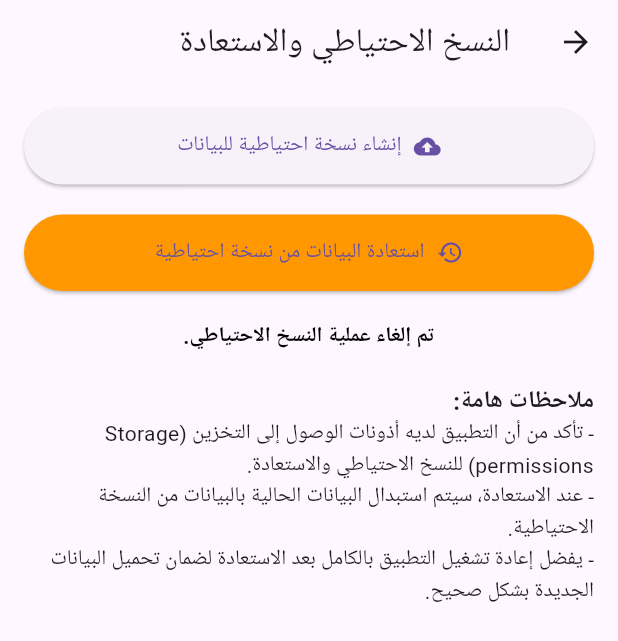
After one commit to palguy/My-Memory, a Flutter app: the BackupRestoreScreen screen opened directly, after a tap on "إنشاء نسخة احتياطية للبيانات", after a tap on "استعادة البيانات من نسخة احتياطية", on a phone screen of 412 x 824 dp. The commit adds this screen. Shown: the top 641 px of the screen. Run offline on Flutter 3.47's test engine with Material 3 defaults, Android fonts, the phone set to English and light mode, and no system bars; our stand-ins replace file_picker, google_sign_in, hive, hive_flutter, image_picker; missing offline and left inert: googleapis; accounts and stored records are empty.

Commit message:
7 commit add backup and restore DATA

```diff
--- a/lib/main.dart
+++ b/lib/main.dart
@@ -6,12 +6,26 @@ import 'package:my_memory/pages/home_screen.dart';
 import 'package:my_memory/pages/quiz_screen.dart';
 import 'package:my_memory/pages/view_saved_info_screen.dart';
 import 'models/memory_item.dart';
+import 'package:path_provider/path_provider.dart';
 
+late String hiveAppDirectory;
 void main() async {
   await Hive.initFlutter();
   Hive.registerAdapter(MemoryItemAdapter());
   await Hive.openBox<String>('categoriesBox'); // ⬅️ ضروري فتح box التصنيفات
   await Hive.openBox<MemoryItem>('memoryBox');
+  //  --    B A C K - UP -  DATA  --
+  WidgetsFlutterBinding.ensureInitialized();
+  // الحصول على مسار دليل المستندات للتطبيق
+  final appDocumentDir = await getApplicationDocumentsDirectory();
+  hiveAppDirectory = appDocumentDir.path; // حفظ المسار
+
+  // تهيئة Hive
+  // Hive.init(hiveAppDirectory); // Hive سيستخدم هذا الدليل
+  // Hive.registerAdapter(MemoryItemAdapter()); // تأكد من تسجيل المحول الخاص بك
+
+  // await Hive.openBox<MemoryItem>('memoryBox'); // افتح الصندوق
+
   runApp(const MyApp());
 }
 
--- /dev/null
+++ b/lib/pages/backup_restore_screen.dart
@@ -0,0 +1,242 @@
+// lib/pages/backup_restore_screen.dart
+import 'dart:io';
+import 'dart:typed_data'; // <--- أضف هذا الاستيراد
+import 'package:flutter/material.dart';
+import 'package:hive/hive.dart';
+import 'package:my_memory/models/memory_item.dart';
+import 'package:path/path.dart' as p;
+import 'package:path_provider/path_provider.dart';
+import 'package:file_picker/file_picker.dart';
+import 'package:archive/archive_io.dart';
+
+class BackupRestoreScreen extends StatefulWidget {
+  const BackupRestoreScreen({super.key});
+
+  @override
+  State<BackupRestoreScreen> createState() => _BackupRestoreScreenState();
+}
+
+class _BackupRestoreScreenState extends State<BackupRestoreScreen> {
+  String _message = '';
+
+  Future<String> _getHivePath() async {
+    final appDocumentDir = await getApplicationDocumentsDirectory();
+    return appDocumentDir.path;
+  }
+
+  // --- دالة النسخ الاحتياطي (Backup) ---
+  Future<void> _performBackup() async {
+    setState(() {
+      _message = 'جاري إنشاء النسخة الاحتياطية...';
+    });
+    try {
+      final hivePath = await _getHivePath();
+      final encoder = ZipFileEncoder();
+      final tempDir = await getTemporaryDirectory();
+      final zipFileName =
+          'HiveBackup_${DateTime.now().millisecondsSinceEpoch}.zip';
+      final zipFilePath = p.join(tempDir.path, zipFileName);
+
+      encoder.create(zipFilePath);
+
+      final hiveFiles =
+          await Directory(hivePath)
+              .list()
+              .where(
+                (item) =>
+                    item.path.endsWith('.hive') || item.path.endsWith('.lock'),
+              )
+              .toList();
+
+      if (hiveFiles.isEmpty) {
+        setState(() {
+          _message = 'لا توجد بيانات لحفظها في Hive.';
+        });
+        encoder.close();
+        return;
+      }
+
+      for (final file in hiveFiles) {
+        final fileName = p.basename(file.path);
+        encoder.addFile(File(file.path), fileName);
+      }
+
+      encoder.close(); // إغلاق ملف ZIP بعد إضافة جميع الملفات
+
+      // اقرأ محتويات ملف ZIP كبايتات
+      final Uint8List zipBytes = await File(zipFilePath).readAsBytes();
+
+      // السماح للمستخدم باختيار مكان حفظ ملف ZIP وتمرير البايتات مباشرةً
+      String? resultPath = await FilePicker.platform.saveFile(
+        dialogTitle: 'اختر مكانًا لحفظ النسخة الاحتياطية',
+        fileName: zipFileName, // اسم الملف المقترح
+        type: FileType.custom,
+        allowedExtensions: ['zip'],
+        bytes: zipBytes, // <--- تمرير البايتات هنا مباشرةً
+      );
+
+      // قم بحذف الملف المؤقت بعد أن يتم حفظه بواسطة FilePicker
+      await File(zipFilePath).delete();
+
+      if (resultPath == null) {
+        setState(() {
+          _message = 'تم إلغاء عملية النسخ الاحتياطي.';
+        });
+        return;
+      }
+
+      setState(() {
+        _message = '✅ تم إنشاء نسخة احتياطية بنجاح في: \n$resultPath';
+      });
+    } catch (e) {
+      setState(() {
+        _message = '❌ فشل إنشاء النسخة الاحتياطية: $e';
+      });
+      debugPrint('Backup error: $e');
+    }
+  }
+
+  // --- دالة الاستعادة (Restore) ---
+  Future<void> _performRestore() async {
+    setState(() {
+      _message = 'جاري استعادة البيانات...';
+    });
+    try {
+      String? selectedFilePath = await FilePicker.platform
+          .pickFiles(
+            type: FileType.custom,
+            allowedExtensions: ['zip'],
+            dialogTitle: 'اختر ملف النسخة الاحتياطية (.zip)',
+          )
+          .then((result) => result?.files.single.path);
+
+      if (selectedFilePath == null) {
+        setState(() {
+          _message = 'تم إلغاء عملية الاستعادة.';
+        });
+        return;
+      }
+
+      final hivePath = await _getHivePath();
+
+      await Hive.close();
+
+      final existingHiveFiles =
+          await Directory(hivePath)
+              .list()
+              .where(
+                (item) =>
+                    item.path.endsWith('.hive') || item.path.endsWith('.lock'),
+              )
+              .toList();
+      for (final file in existingHiveFiles) {
+        try {
+          await file.delete();
+        } catch (e) {
+          debugPrint('Could not delete existing Hive file ${file.path}: $e');
+        }
+      }
+
+      final bytes = File(selectedFilePath).readAsBytesSync();
+      final archive = ZipDecoder().decodeBytes(bytes);
+
+      for (final file in archive) {
+        final filename = file.name;
+        if (file.isFile) {
+          final data = file.content as List<int>;
+          File(p.join(hivePath, filename))
+            ..createSync(recursive: true)
+            ..writeAsBytesSync(data);
+        }
+      }
+
+      await Hive.openBox<MemoryItem>('memoryBox');
+
+      setState(() {
+        _message =
+            '✅ تم استعادة البيانات بنجاح. قد تحتاج إلى إعادة تشغيل التطبيق.';
+      });
+    } catch (e) {
+      setState(() {
+        _message = '❌ فشلت عملية الاستعادة: $e';
+      });
+      debugPrint('Restore error: $e');
+    }
+  }
+
+  @override
+  Widget build(BuildContext context) {
+    return Directionality(
+      textDirection: TextDirection.rtl,
+      child: Scaffold(
+        appBar: AppBar(
+          title: const Text('النسخ الاحتياطي والاستعادة'),
+          leading: IconButton(
+            icon: Icon(Icons.arrow_back),
+            onPressed: () {
+              Navigator.pushNamed(context, '/');
+            },
+          ),
+        ),
+        body: Padding(
+          padding: const EdgeInsets.all(16.0),
+          child: Column(
+            crossAxisAlignment: CrossAxisAlignment.stretch,
+            children: [
+              ElevatedButton.icon(
+                onPressed: _performBackup,
+                icon: const Icon(Icons.backup),
+                label: const Text('إنشاء نسخة احتياطية للبيانات'),
+                style: ElevatedButton.styleFrom(
+                  padding: const EdgeInsets.symmetric(vertical: 15),
+                ),
+              ),
+              const SizedBox(height: 20),
+              ElevatedButton.icon(
+                onPressed: _performRestore,
+                icon: const Icon(Icons.restore),
+                label: const Text('استعادة البيانات من نسخة احتياطية'),
+                style: ElevatedButton.styleFrom(
+                  padding: const EdgeInsets.symmetric(vertical: 15),
+                  backgroundColor: Colors.orange,
+                ),
+              ),
+              const SizedBox(height: 20),
+              Text(
+                _message,
+                textAlign: TextAlign.center,
+                style: TextStyle(
+                  color:
+                      _message.startsWith('✅')
+                          ? Colors.green
+                          : (_message.startsWith('❌')
+                              ? Colors.red
+                              : Colors.black),
+                  fontWeight: FontWeight.bold,
+                ),
+              ),
+              const SizedBox(height: 20),
+              const Text(
+                'ملاحظات هامة:',
+                style: TextStyle(fontWeight: FontWeight.bold, fontSize: 16),
+                textDirection: TextDirection.rtl,
+              ),
+              const Text(
+                '- تأكد من أن التطبيق لديه أذونات الوصول إلى التخزين (Storage permissions) للنسخ الاحتياطي والاستعادة.',
+                textDirection: TextDirection.rtl,
+              ),
+              const Text(
+                '- عند الاستعادة، سيتم استبدال البيانات الحالية بالبيانات من النسخة الاحتياطية.',
+                textDirection: TextDirection.rtl,
+              ),
+              const Text(
+                '- يفضل إعادة تشغيل التطبيق بالكامل بعد الاستعادة لضمان تحميل البيانات الجديدة بشكل صحيح.',
+                textDirection: TextDirection.rtl,
+              ),
+            ],
+          ),
+        ),
+      ),
+    );
+  }
+}
--- a/lib/pages/home_screen.dart
+++ b/lib/pages/home_screen.dart
@@ -1,6 +1,7 @@
 import 'package:flutter/material.dart';
 import 'package:my_memory/models/backup_to_drive.dart';
 import 'package:my_memory/models/restore_from_drive.dart';
+import 'package:my_memory/pages/backup_restore_screen.dart';
 import 'package:my_memory/pages/import_json_screen.dart';
 
 class HomeScreen extends StatelessWidget {
@@ -95,6 +96,22 @@ class HomeScreen extends StatelessWidget {
                 }
               },
             ),
+            //  backup
+            ListTile(
+              leading: const Icon(Icons.file_copy, color: Colors.white),
+              title: const Text(
+                'back up data',
+                style: TextStyle(color: Colors.white),
+              ),
+              onTap: () {
+                Navigator.push(
+                  context,
+                  MaterialPageRoute(
+                    builder: (context) => const BackupRestoreScreen(),
+                  ),
+                );
+              },
+            ),
 
             ListTile(
               leading: const Icon(Icons.file_upload, color: Colors.white),
--- a/pubspec.yaml
+++ b/pubspec.yaml
@@ -43,6 +43,7 @@ dependencies:
   http: ^0.13.6
   path: ^1.9.0
   uuid: ^4.5.1
+  archive: ^4.0.7
 
 dev_dependencies:
   path_provider: ^2.1.5
```
Also changed, not shown: pubspec.lock.
